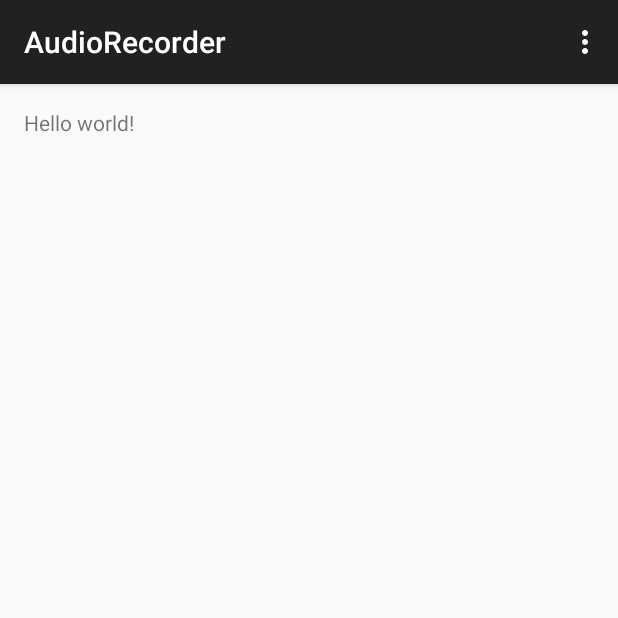
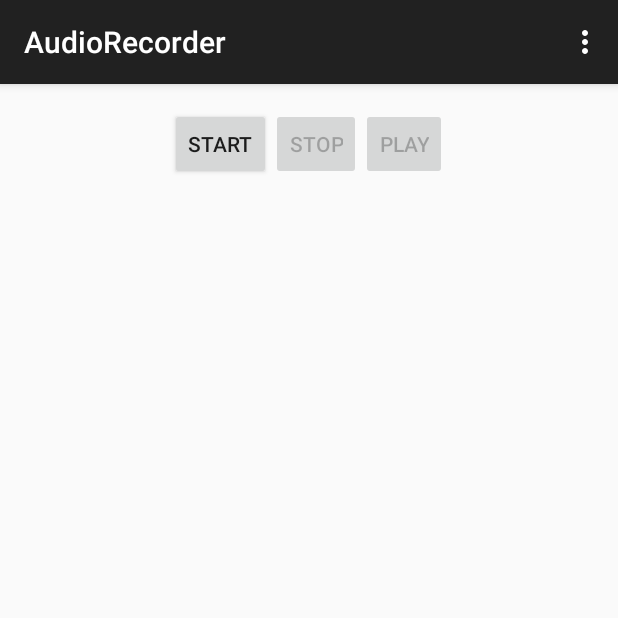
Before and after one commit to justiceamoh/AsthmaGuard, an Android app: the AudioRecorder screen opened directly, with no data from a screen before it, on a phone screen of 412 x 824 dp, the top half of it. Run offline under Robolectric (Android 15) with nearby library versions, the phone set to English and light mode, and no system bars.

Commit message:
Recording and writing audio from mic. yet to test recorded data though.

```diff
--- a/app/src/main/AndroidManifest.xml
+++ b/app/src/main/AndroidManifest.xml
@@ -12,7 +12,6 @@
             android:label="@string/app_name" >
             <intent-filter>
                 <action android:name="android.intent.action.MAIN" />
-
                 <category android:name="android.intent.category.LAUNCHER" />
             </intent-filter>
         </activity>
@@ -21,5 +20,6 @@
             android:label="@string/title_activity_audio_recorder" >
         </activity>
     </application>
+    <uses-permission android:name="android.permission.RECORD_AUDIO" />
 
 </manifest>
--- a/app/src/main/java/edu/dartmouth/asthmaguard/AudioRecorder.java
+++ b/app/src/main/java/edu/dartmouth/asthmaguard/AudioRecorder.java
@@ -8,6 +8,8 @@ import android.support.v7.app.ActionBarActivity;
 import android.os.Bundle;
 import android.view.Menu;
 import android.view.MenuItem;
+import android.view.View;
+import android.widget.Button;
 import android.widget.Toast;
 
 import java.io.FileNotFoundException;
@@ -22,8 +24,10 @@ import java.io.IOException;
 
 public class AudioRecorder extends ActionBarActivity {
 
-    private Context mContext = getApplicationContext();
+    private Context mContext = this;
     private FileOutputStream audiofile = null;
+
+    private Button btnStart, btnStop, btnPlay;
 
     // Audio recording parameters
     private int SampleRate = 8000;
@@ -45,21 +49,45 @@ public class AudioRecorder extends ActionBarActivity {
         super.onCreate(savedInstanceState);
         setContentView(R.layout.activity_audio_recorder);
 
+        btnStart = (Button) findViewById(R.id.btn_start);
+        btnStop  = (Button) findViewById(R.id.btn_stop);
+        btnPlay  = (Button) findViewById(R.id.btn_play);
 
+
+        // Enable/Disable Buttons respectively
+        btnStart.setEnabled(true);
+        btnStop.setEnabled(false);
+        btnPlay.setEnabled(false);
+
+        // Button Click Listener
+        btnStart.setOnClickListener(onClickListener);
+        btnStop.setOnClickListener(onClickListener);
+        btnPlay.setOnClickListener(onClickListener);
 
         //Create audio recorder object
         rec = new AudioRecord(MediaRecorder.AudioSource.MIC,
                 SampleRate,Channels,Encoding,BufferSize);
 
-        //Create or open Audio File to use
-//        try {
-//            audiofile = mContext.openFileOutput(
-//                    getResources().getString(R.string.audio_file), Context.MODE_PRIVATE);
-//        } catch (FileNotFoundException e) {
-//            e.printStackTrace();
-//        }
+
     }
 
+    private View.OnClickListener onClickListener = new View.OnClickListener() {
+        @Override
+        public void onClick(final View v) {
+            switch(v.getId()){
+                case R.id.btn_start:
+                    start();
+                    break;
+                case R.id.btn_stop:
+                    stop();
+                    break;
+                case R.id.btn_play:
+                    //DO something
+                    break;
+            }
+
+        }
+    };
 
     @Override
     public boolean onCreateOptionsMenu(Menu menu) {
@@ -102,7 +130,11 @@ public class AudioRecorder extends ActionBarActivity {
             e.printStackTrace();
         }
 
-        Toast.makeText(mContext, "Recording started!", Toast.LENGTH_SHORT).show();
+        btnStart.setEnabled(false);
+        btnStop.setEnabled(true);
+        btnPlay.setEnabled(false);
+
+        Toast.makeText(getApplicationContext(), "Recording started!", Toast.LENGTH_SHORT).show();
     }
 
     public void writeAudioDataToFile() {
@@ -125,7 +157,7 @@ public class AudioRecorder extends ActionBarActivity {
             //TODO: Buffer/Window based processing goes here on sData
 
 
-            System.out.println("Writing short to file" + sData.toString());
+            System.out.println("Writing mic data to file" + sData.toString());
             byte bData[] = short2byte(sData);
             try {
                 audiofile.write(bData, 0, BufferElements2Rec*BytesPerElement);
@@ -147,11 +179,15 @@ public class AudioRecorder extends ActionBarActivity {
         if (rec != null) {
             isRecording = false;
             rec.stop();
-            rec = null;
+//            rec = null;
             recordingThread = null;
         }
 
-        Toast.makeText(mContext, "Audio recording complete", Toast.LENGTH_SHORT).show();
+        btnStart.setEnabled(true);
+        btnStop.setEnabled(false);
+        btnPlay.setEnabled(true);
+
+        Toast.makeText(getApplicationContext(), "Audio recording complete", Toast.LENGTH_SHORT).show();
 
     }
 
--- a/app/src/main/res/layout/activity_audio_recorder.xml
+++ b/app/src/main/res/layout/activity_audio_recorder.xml
@@ -6,7 +6,33 @@
     android:paddingBottom="@dimen/activity_vertical_margin"
     tools:context="edu.dartmouth.asthmaguard.AudioRecorder">
 
-    <TextView android:text="@string/hello_world" android:layout_width="wrap_content"
-        android:layout_height="wrap_content" />
+    <LinearLayout
+        android:orientation="horizontal"
+        android:layout_width="fill_parent"
+        android:layout_height="wrap_content"
+        android:layout_alignParentTop="true"
+        android:layout_centerHorizontal="true"
+        android:gravity="center">
 
+        <Button
+            style="?android:attr/buttonStyleSmall"
+            android:layout_width="wrap_content"
+            android:layout_height="wrap_content"
+            android:text="@string/btn_start"
+            android:id="@+id/btn_start" />
+
+        <Button
+            style="?android:attr/buttonStyleSmall"
+            android:layout_width="wrap_content"
+            android:layout_height="wrap_content"
+            android:text="@string/btn_stop"
+            android:id="@+id/btn_stop" />
+
+        <Button
+            style="?android:attr/buttonStyleSmall"
+            android:layout_width="wrap_content"
+            android:layout_height="wrap_content"
+            android:text="@string/btn_play"
+            android:id="@+id/btn_play" />
+    </LinearLayout>
 </RelativeLayout>
--- a/app/src/main/res/values/strings.xml
+++ b/app/src/main/res/values/strings.xml
@@ -7,4 +7,7 @@
 
     <string name="audio_file">audio8K16bitmono.pcm</string>
     <string name="title_activity_audio_recorder">AudioRecorder</string>
+    <string name="btn_start">Start</string>
+    <string name="btn_stop">Stop</string>
+    <string name="btn_play">Play</string>
 </resources>
```
Also changed, not shown: app/src/main/java/edu/dartmouth/asthmaguard/MainActivity.java (+12 -0 lines), app/src/main/res/layout/activity_main.xml (+7 -3 lines).
